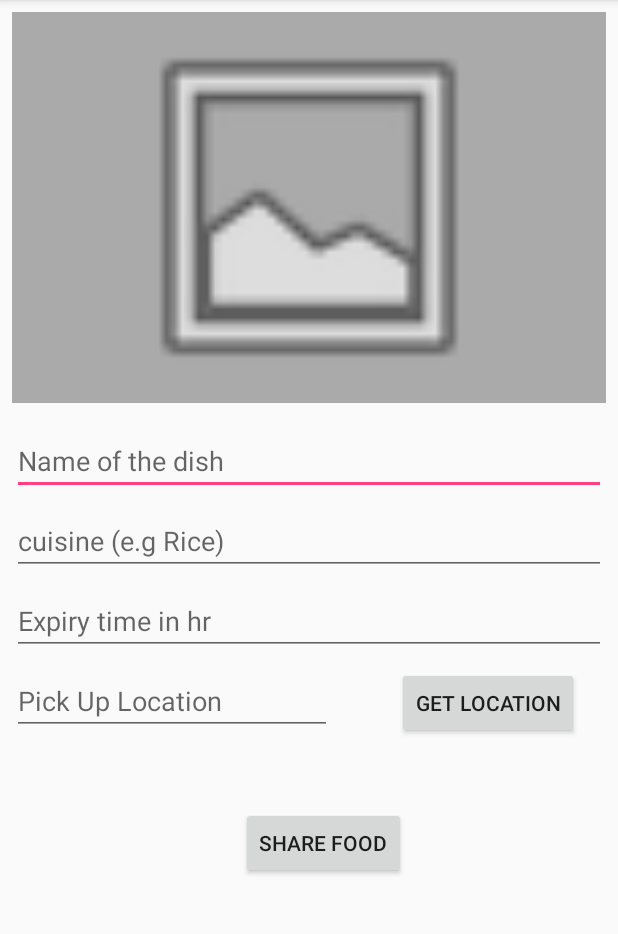
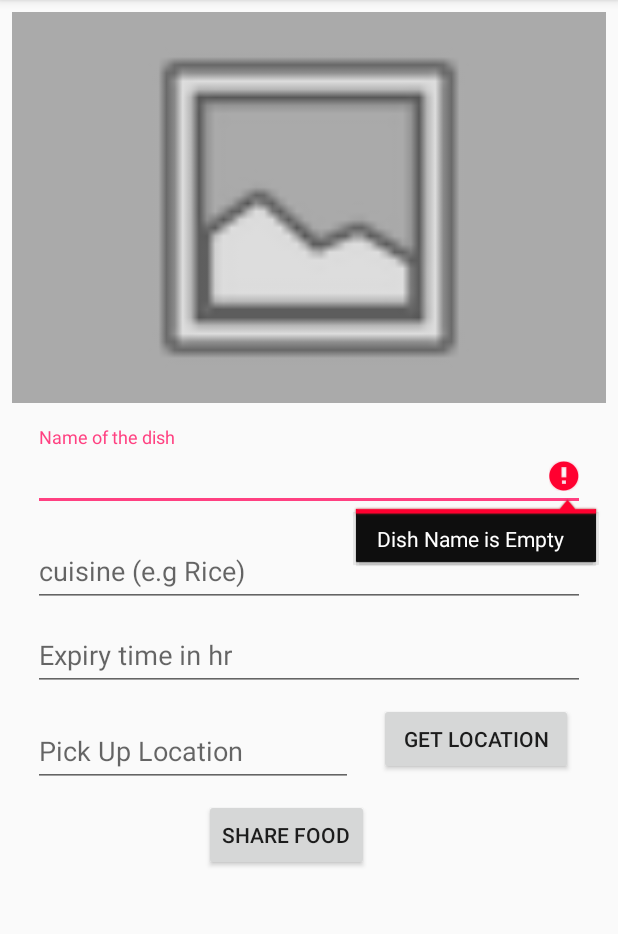
Before and after one commit to greate43/Eatr, an Android app: the AddFoodItemActivity screen opened directly, with no data from a screen before it, after a tap on "SHARE FOOD", on a phone screen of 412 x 824 dp, the part 84-1018 px from its top. Run offline under Robolectric (Android 15) with nearby library versions, the phone set to English and light mode, and no system bars; our stand-ins replace Firebase (no records; nobody signed in at launch, a user with empty details on screens opened directly).

Commit message:
Material Edit Text added and Progress Dialoug added

```diff
--- a/Eatr/app/src/main/java/sk/greate43/eatr/activities/AddFoodItemActivity.java
+++ b/Eatr/app/src/main/java/sk/greate43/eatr/activities/AddFoodItemActivity.java
@@ -1,25 +1,31 @@
 package sk.greate43.eatr.activities;
 
+import android.app.ProgressDialog;
 import android.content.Context;
 import android.content.DialogInterface;
 import android.content.Intent;
 import android.content.pm.PackageManager;
+import android.graphics.Bitmap;
 import android.location.Address;
 import android.location.Geocoder;
 import android.location.Location;
 import android.location.LocationManager;
+import android.net.ConnectivityManager;
+import android.net.NetworkInfo;
 import android.net.Uri;
 import android.os.Bundle;
+import android.provider.MediaStore;
 import android.support.annotation.NonNull;
 import android.support.annotation.Nullable;
+import android.support.design.widget.TextInputEditText;
 import android.support.v4.app.ActivityCompat;
 import android.support.v4.content.ContextCompat;
 import android.support.v7.app.AlertDialog;
 import android.support.v7.app.AppCompatActivity;
+import android.text.TextUtils;
 import android.util.Log;
 import android.view.View;
 import android.widget.Button;
-import android.widget.EditText;
 import android.widget.ImageView;
 import android.widget.Toast;
 
@@ -69,13 +75,15 @@ public class AddFoodItemActivity extends AppCompatActivity implements
     GoogleApiClient mGoogleApiClient;
     StorageReference storageRef;
     private Location mLastLocation;
-    private EditText etDishName;
-    private EditText etCuisine;
-    private EditText etExpiryTime;
-    private EditText etPickLocation;
+    private TextInputEditText etDishName;
+    private TextInputEditText etCuisine;
+    private TextInputEditText etExpiryTime;
+    private TextInputEditText etPickLocation;
     private FirebaseDatabase database;
     private DatabaseReference mDatabaseReference;
     private Uri imgUri;
+    private ProgressDialog dialogUploadingImage;
+
     //  private String mCurrentPhotoPath;
 
 
@@ -88,6 +96,10 @@ public class AddFoodItemActivity extends AppCompatActivity implements
         if (!checkIfGpsIsEnabled()) {
             askUserToStartGpsDialog();
         }
+
+        dialogUploadingImage = new ProgressDialog(this);
+        dialogUploadingImage.setCanceledOnTouchOutside(false);
+
         database = FirebaseDatabase.getInstance();
         mDatabaseReference = database.getReference();
 
@@ -224,7 +236,10 @@ public class AddFoodItemActivity extends AppCompatActivity implements
             }
 
         } else if (requestCode == CAMERA_RESULT) {
-            imgUri = data.getData();
+            Bitmap bitmap = (Bitmap) data.getExtras().get("data");
+            String pathOfBmp = MediaStore.Images.Media.insertImage(getContentResolver(), bitmap, "title", null);
+
+            imgUri = Uri.parse(pathOfBmp);
 
             imgChooseImage.setImageURI(Uri.parse(String.valueOf(imgUri)));
             imgChooseImage.setScaleType(ImageView.ScaleType.CENTER_CROP);
@@ -262,6 +277,7 @@ public class AddFoodItemActivity extends AppCompatActivity implements
 
     @Override
     public void onConnected(@Nullable Bundle bundle) {
+        if (isNetworkAvailable()) {
             int HasFineLocationPermission = ActivityCompat.checkSelfPermission(this, ACCESS_FINE_LOCATION);
 
             if (HasFineLocationPermission != PackageManager.PERMISSION_GRANTED) {
@@ -281,7 +297,7 @@ public class AddFoodItemActivity extends AppCompatActivity implements
                 } catch (IOException e) {
                     e.printStackTrace();
                 }
-            assert addresses != null;
+                if (addresses != null) {
                     String address = addresses.get(0).getAddressLine(0);
                     // If any additional address line present than only, check with max available address lines by getMaxAddressLineIndex()
                     String city = addresses.get(0).getLocality();
@@ -292,10 +308,11 @@ public class AddFoodItemActivity extends AppCompatActivity implements
 
 
                     etPickLocation.setText(knownName + " " + city + " " + state + " " + country);
-
-
                 }
             }
+        }
+    }
+
 
     @Override
     public void onConnectionSuspended(int i) {
@@ -307,10 +324,17 @@ public class AddFoodItemActivity extends AppCompatActivity implements
 
     }
 
+    private boolean isNetworkAvailable() {
+        ConnectivityManager connectivityManager
+                = (ConnectivityManager) getSystemService(Context.CONNECTIVITY_SERVICE);
+        assert connectivityManager != null;
+        NetworkInfo activeNetworkInfo = connectivityManager.getActiveNetworkInfo();
+        return activeNetworkInfo != null && activeNetworkInfo.isConnected();
+    }
 
     private void writeSellerData(final String username, final String dishName, final String cuisine, final Float expiryTime, final String pickUpLocation, Uri imgUri) {
-
-
+        dialogUploadingImage.setMessage("Uploading Image........");
+        dialogUploadingImage.show();
         StorageReference sellerRef = storageRef.child("Photos").child(dishName).child(imgUri.getLastPathSegment());
 
         sellerRef.putFile(imgUri)
@@ -324,6 +348,9 @@ public class AddFoodItemActivity extends AppCompatActivity implements
 
                         Seller seller = new Seller(dishName, cuisine, expiryTime, pickUpLocation, downloadUrl);
                         mDatabaseReference.child("eatr").child(username).child(dishName).setValue(seller);
+                        if (dialogUploadingImage.isShowing()) {
+                            dialogUploadingImage.dismiss();
+                        }
                         finish();
 
                     }
@@ -338,7 +365,11 @@ public class AddFoodItemActivity extends AppCompatActivity implements
                         Seller seller = new Seller(dishName, cuisine, expiryTime, pickUpLocation, "");
                         mDatabaseReference.child("eatr").child(username).child(dishName).setValue(seller);
                         Log.d(TAG, "onFailure: " + exception.getLocalizedMessage());
+                        if (dialogUploadingImage.isShowing()) {
+                            dialogUploadingImage.dismiss();
+                        }
                         finish();
+
                     }
                 });
 
@@ -421,6 +452,13 @@ public class AddFoodItemActivity extends AppCompatActivity implements
                 break;
             case R.id.activity_add_food_item_button_share_food:
 
+                if (
+                        !TextUtils.isEmpty(etDishName.getText().toString())
+                                && !TextUtils.isEmpty(etCuisine.getText().toString())
+                                && !TextUtils.isEmpty(etExpiryTime.getText().toString())
+                                && !TextUtils.isEmpty(etPickLocation.getText().toString())
+                                && imgUri != null
+                        ) {
                     writeSellerData("greate43"
                             , etDishName.getText().toString()
                             , etCuisine.getText().toString()
@@ -428,6 +466,18 @@ public class AddFoodItemActivity extends AppCompatActivity implements
                             , etPickLocation.getText().toString()
                             , imgUri
                     );
+                } else if (TextUtils.isEmpty(etDishName.getText().toString())) {
+                    etDishName.setError("Dish Name is Empty  ");
+                } else if (TextUtils.isEmpty(etCuisine.getText().toString())) {
+                    etDishName.setError("Cuisine Name is Empty  ");
+                } else if (TextUtils.isEmpty(etCuisine.getText().toString())) {
+                    etCuisine.setError("Dish Name is Empty  ");
+                } else if (TextUtils.isEmpty(etExpiryTime.getText().toString())) {
+                    etExpiryTime.setError("Expiry Name is Empty  ");
+                } else if (TextUtils.isEmpty(etPickLocation.getText().toString())) {
+                    etDishName.setError("Pick Up Name is Empty  ");
+                }
+
                 break;
 
 
--- a/Eatr/app/src/main/java/sk/greate43/eatr/fragments/SellFoodFragment.java
+++ b/Eatr/app/src/main/java/sk/greate43/eatr/fragments/SellFoodFragment.java
@@ -95,7 +95,7 @@ public class SellFoodFragment extends Fragment {
     @Override
     public void onStop() {
         super.onStop();
-        if (sellers != null ){
+        if (sellers != null) {
             sellers.clear();
         }
 
--- a/Eatr/app/src/main/res/layout/activity_add_food_item.xml
+++ b/Eatr/app/src/main/res/layout/activity_add_food_item.xml
@@ -22,22 +22,31 @@
         app:layout_constraintHorizontal_bias="0.0"
         app:layout_constraintStart_toStartOf="parent"
         app:layout_constraintTop_toTopOf="parent"
-        app:layout_constraintVertical_bias="0.0"
+        app:layout_constraintVertical_bias="1.0"
         app:srcCompat="@android:drawable/ic_menu_gallery" />
 
-    <EditText
+    <android.support.design.widget.TextInputLayout
+        android:id="@+id/activity_add_food_item_til_dish_name"
+        android:layout_width="wrap_content"
+        android:layout_height="wrap_content"
+        android:layout_marginEnd="16dp"
+        android:layout_marginStart="16dp"
+        android:layout_marginTop="8dp"
+        app:layout_constraintEnd_toEndOf="@+id/activity_add_food_item_image_view_choose_image"
+        app:layout_constraintStart_toStartOf="@+id/activity_add_food_item_image_view_choose_image"
+        app:layout_constraintTop_toTopOf="@+id/guideline">
+
+        <android.support.design.widget.TextInputEditText
             android:id="@+id/activity_add_food_item_edit_text_dish_name"
             style="@style/Widget.AppCompat.EditText"
-        android:layout_width="0dp"
+            android:layout_width="368dp"
             android:layout_height="wrap_content"
-        android:layout_marginTop="8dp"
             android:ems="10"
             android:hint="@string/name_of_the_dish"
             android:inputType="textPersonName"
-        app:layout_constraintEnd_toEndOf="@+id/activity_add_food_item_image_view_choose_image"
-        app:layout_constraintStart_toStartOf="@+id/activity_add_food_item_image_view_choose_image"
-        app:layout_constraintTop_toTopOf="@+id/guideline" />
-
+            tools:layout_editor_absoluteX="8dp"
+            tools:layout_editor_absoluteY="192dp" />
+    </android.support.design.widget.TextInputLayout>
     <android.support.constraint.Guideline
         android:id="@+id/guideline"
         android:layout_width="wrap_content"
@@ -45,52 +54,75 @@
         android:orientation="horizontal"
         app:layout_constraintGuide_percent="0.36" />
 
-    <EditText
-        android:id="@+id/activity_add_food_item_edit_text_cuisine"
-        android:layout_width="0dp"
+    <android.support.design.widget.TextInputLayout
+        android:id="@+id/activity_add_food_item_til_cuisine"
+        android:layout_width="wrap_content"
         android:layout_height="wrap_content"
         android:layout_marginTop="8dp"
+        app:layout_constraintEnd_toEndOf="@+id/activity_add_food_item_til_dish_name"
+        app:layout_constraintStart_toStartOf="@+id/activity_add_food_item_til_dish_name"
+        app:layout_constraintTop_toBottomOf="@+id/activity_add_food_item_til_dish_name">
+
+        <android.support.design.widget.TextInputEditText
+            android:id="@+id/activity_add_food_item_edit_text_cuisine"
+            android:layout_width="368dp"
+            android:layout_height="wrap_content"
             android:ems="10"
             android:hint="cuisine (e.g Rice)"
             android:inputType="textPersonName"
-        app:layout_constraintEnd_toEndOf="@+id/activity_add_food_item_edit_text_dish_name"
-        app:layout_constraintStart_toStartOf="@+id/activity_add_food_item_edit_text_dish_name"
-        app:layout_constraintTop_toBottomOf="@+id/activity_add_food_item_edit_text_dish_name" />
+            tools:layout_editor_absoluteX="8dp"
+            tools:layout_editor_absoluteY="246dp" />
+    </android.support.design.widget.TextInputLayout>
 
-    <EditText
+    <android.support.design.widget.TextInputLayout
+        android:id="@+id/activity_add_food_item_til_expiry_time"
+        android:layout_width="wrap_content"
+        android:layout_height="wrap_content"
+        app:layout_constraintEnd_toEndOf="@+id/activity_add_food_item_til_cuisine"
+        app:layout_constraintStart_toStartOf="@+id/activity_add_food_item_til_cuisine"
+        app:layout_constraintTop_toBottomOf="@+id/activity_add_food_item_til_cuisine">
+
+        <android.support.design.widget.TextInputEditText
             android:id="@+id/activity_add_food_item_edit_text_expiry_time"
-        android:layout_width="0dp"
+            android:layout_width="368dp"
             android:layout_height="wrap_content"
-        android:layout_marginTop="8dp"
             android:ems="10"
             android:hint="Expiry time in hr "
             android:inputType="number"
-        app:layout_constraintEnd_toEndOf="@+id/activity_add_food_item_edit_text_cuisine"
-        app:layout_constraintStart_toStartOf="@+id/activity_add_food_item_edit_text_cuisine"
-        app:layout_constraintTop_toBottomOf="@+id/activity_add_food_item_edit_text_cuisine" />
+            tools:layout_editor_absoluteX="8dp"
+            tools:layout_editor_absoluteY="299dp" />
+    </android.support.design.widget.TextInputLayout>
 
     <Button
         android:id="@+id/activity_add_food_item_button_get_location"
+        android:layout_width="129dp"
+        android:layout_height="wrap_content"
+        android:layout_marginEnd="8dp"
+        android:layout_marginTop="8dp"
+        android:text="Get Location"
+        app:layout_constraintEnd_toEndOf="@+id/activity_add_food_item_til_expiry_time"
+        app:layout_constraintTop_toBottomOf="@+id/activity_add_food_item_til_expiry_time"
+        android:layout_marginRight="8dp" />
+
+    <android.support.design.widget.TextInputLayout
+        android:id="@+id/activity_add_food_item_til_pick_location"
         android:layout_width="wrap_content"
         android:layout_height="wrap_content"
-        android:layout_marginEnd="8dp"
-        android:layout_marginStart="8dp"
-        android:text="Get Location"
-        app:layout_constraintBaseline_toBaselineOf="@+id/activity_add_food_item_edit_text_pick_location"
-        app:layout_constraintEnd_toEndOf="parent"
-        app:layout_constraintHorizontal_bias="0.666"
-        app:layout_constraintStart_toEndOf="@+id/activity_add_food_item_edit_text_pick_location" />
+        android:layout_marginTop="8dp"
+        app:layout_constraintStart_toStartOf="@+id/activity_add_food_item_til_expiry_time"
+        app:layout_constraintTop_toBottomOf="@+id/activity_add_food_item_til_expiry_time">
 
-    <EditText
+        <android.support.design.widget.TextInputEditText
             android:id="@+id/activity_add_food_item_edit_text_pick_location"
-        android:layout_width="0dp"
+            android:layout_width="wrap_content"
             android:layout_height="wrap_content"
             android:layout_marginTop="8dp"
             android:ems="10"
             android:hint="Pick Up Location"
             android:inputType="textPersonName"
-        app:layout_constraintStart_toStartOf="@+id/activity_add_food_item_edit_text_expiry_time"
-        app:layout_constraintTop_toBottomOf="@+id/activity_add_food_item_edit_text_expiry_time" />
+            app:layout_constraintStart_toStartOf="@+id/activity_add_food_item_til_pick_location"
+            app:layout_constraintTop_toBottomOf="@+id/activity_add_food_item_til_pick_location" />
+    </android.support.design.widget.TextInputLayout>
 
     <Button
         android:id="@+id/activity_add_food_item_button_share_food"
@@ -98,11 +130,10 @@
         android:layout_height="wrap_content"
         android:layout_marginEnd="8dp"
         android:layout_marginStart="8dp"
-        android:layout_marginTop="48dp"
+        android:layout_marginTop="8dp"
         android:text="Share Food"
         app:layout_constraintEnd_toEndOf="@+id/activity_add_food_item_button_get_location"
-        app:layout_constraintHorizontal_bias="0.573"
-        app:layout_constraintStart_toStartOf="@+id/activity_add_food_item_edit_text_pick_location"
-        app:layout_constraintTop_toBottomOf="@+id/activity_add_food_item_edit_text_pick_location" />
+        app:layout_constraintStart_toStartOf="parent"
+        app:layout_constraintTop_toBottomOf="@+id/activity_add_food_item_til_pick_location" />
 
 </android.support.constraint.ConstraintLayout>
```
Lines whose indentation alone changed are shown as unchanged.
